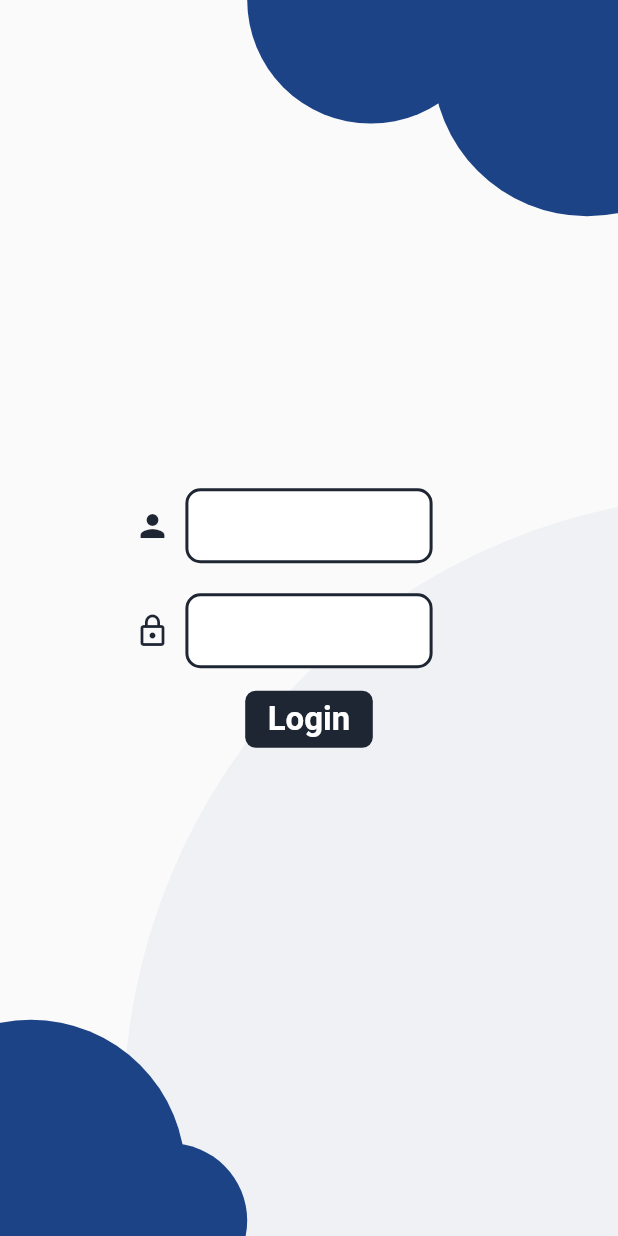
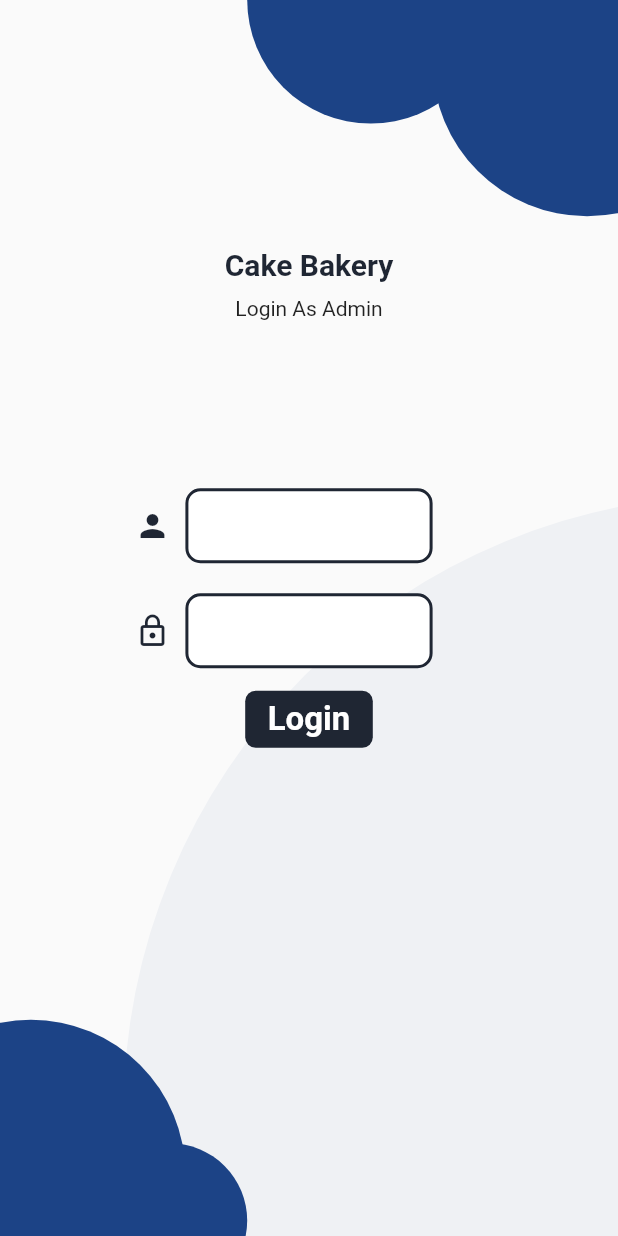
Before and after one commit to arif-pandu/dicoding_submission, a Flutter app: the screen it shows after launch, on a phone screen of 412 x 824 dp. Run offline on Flutter 3.47's test engine with Material 2 defaults, Android fonts, the phone set to English and light mode, and no system bars.

Commit message:
Update login UI and Tag

```diff
--- a/lib/const/catalog_data.dart
+++ b/lib/const/catalog_data.dart
@@ -16,7 +16,9 @@ List<Map<String, dynamic>> cakeList = [
     "keyword": [
       "rainbow",
       "colorful",
-      "happy",
+      "red",
+      "green",
+      "yellow",
     ],
   },
   {
--- a/lib/page/login.dart
+++ b/lib/page/login.dart
@@ -116,6 +116,30 @@ class _LoginPageState extends State<LoginPage> {
               color2: color2,
             ),
             //
+            Positioned(
+              top: height * 0.2,
+              left: width / 2 - 75,
+              child: Container(
+                width: 150,
+                // color: Colors.amber,
+                child: Center(
+                  child: Column(
+                    children: [
+                      Text(
+                        "Cake Bakery",
+                        style: AppTextStyle.styleTitle.copyWith(fontSize: 20),
+                        textAlign: TextAlign.center,
+                      ),
+                      const SizedBox(height: 10),
+                      Text(
+                        "Login As Admin",
+                      ),
+                    ],
+                  ),
+                ),
+              ),
+            ),
+            //
             Center(
               child: Column(
                 mainAxisAlignment: MainAxisAlignment.center,
```
Also changed, not shown: lib/widget/thumbnail_item.dart (+29 -14 lines).
